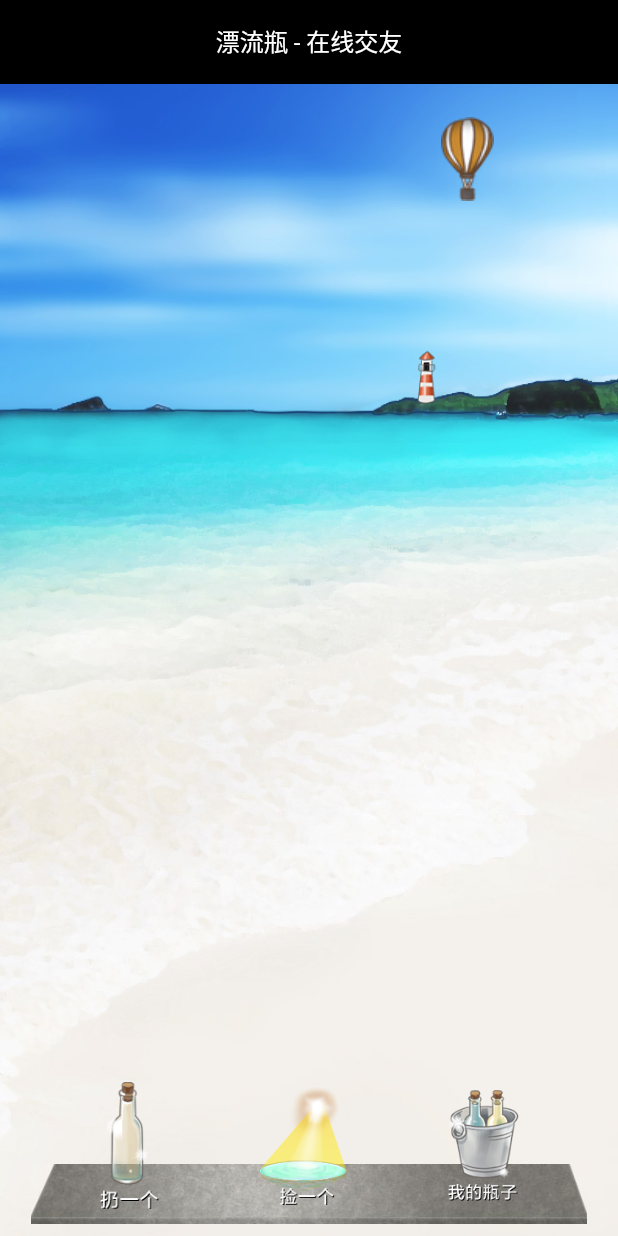
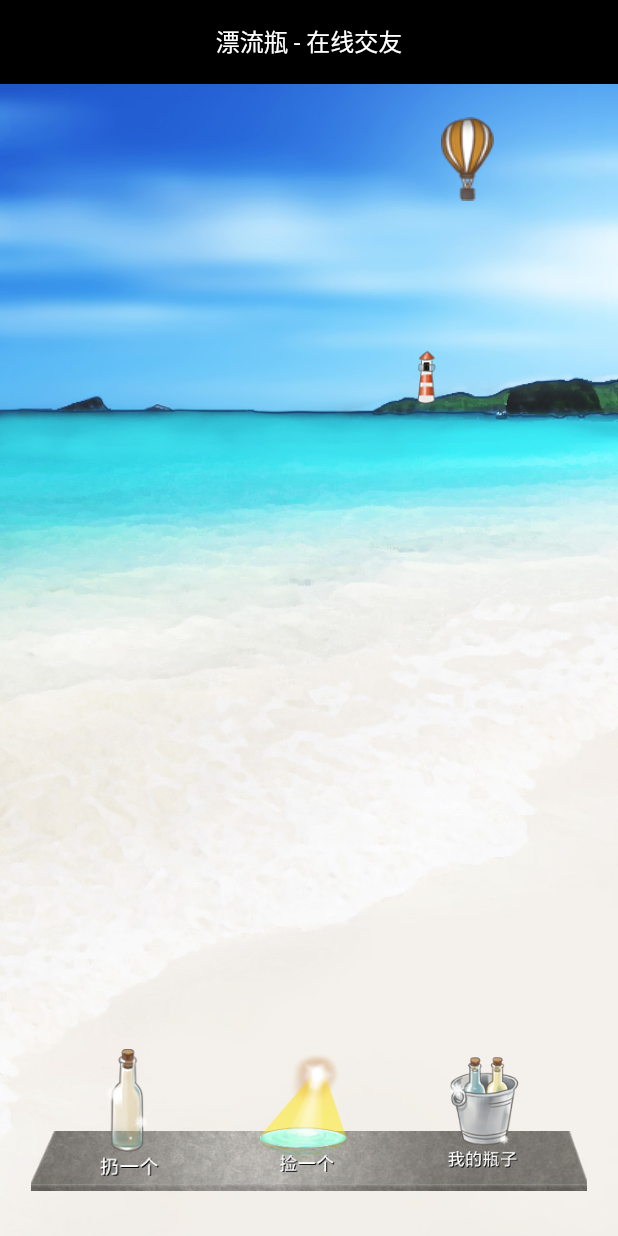
Before and after one commit to pistachio214/drift_bottle, a Flutter app: the screen it shows after launch, on a phone screen of 412 x 824 dp. Run offline on Flutter 3.47's test engine with Material 3 defaults, Android fonts, the phone set to English and light mode, and no system bars; our stand-ins replace device_info_plus, flutter_easyloading, fluttertoast, get, get_storage.

Commit message:
update 调整desk的底部距离

```diff
--- a/lib/ui/main/view.dart
+++ b/lib/ui/main/view.dart
@@ -60,7 +60,7 @@ class MainPage extends StatelessWidget {
               ),
             ),
             Container(
-              margin: const EdgeInsets.symmetric(vertical: 8),
+              margin: const EdgeInsets.only(bottom: 30),
               height: 95,
               child: Stack(
                 alignment: Alignment.bottomCenter,
```
